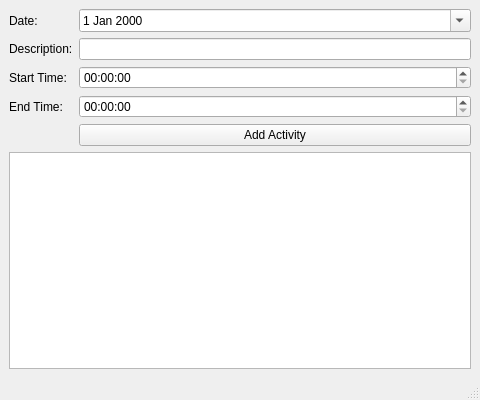
Qt form ActivityLogger/mainwindow.ui (jesus2307/Lab-Pro) before a commit.
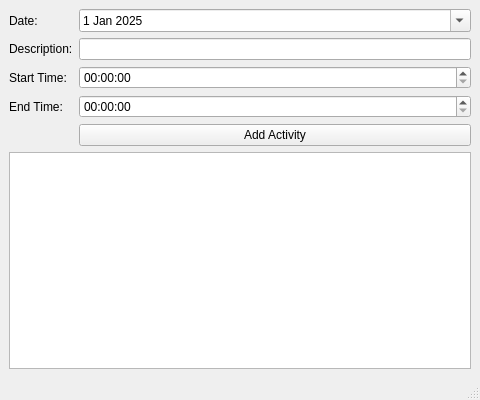
The same form after that commit.

Commit message: modificacion de readme

Patch:
```diff
--- a/ActivityLogger/mainwindow.ui
+++ b/ActivityLogger/mainwindow.ui
@@ -65,7 +65,7 @@
         </property>
         <property name="date">
          <date>
-          <year>2000</year>
+          <year>2025</year>
           <month>1</month>
           <day>1</day>
          </date>
```
The commit also changes 1 other file.
